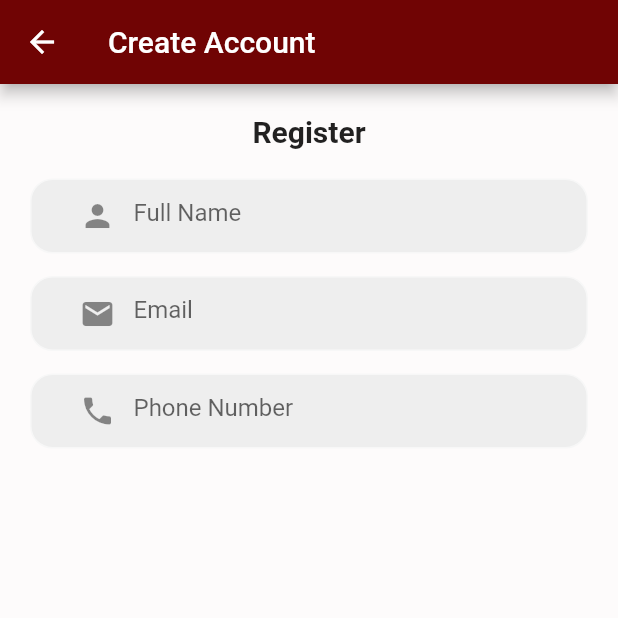
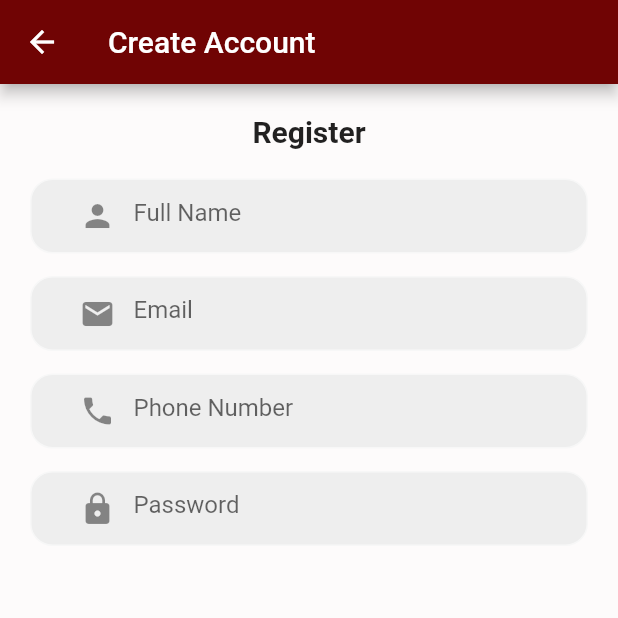
Before and after one commit to MrAnmol08/movielovers, a Flutter app: the screen it shows after launch, on a phone screen of 412 x 824 dp, the top half of it. Run offline on Flutter 3.47's test engine with Material 2 defaults, Android fonts, the phone set to English and light mode, and no system bars; our stand-ins replace google_fonts.

Commit message:
adding password section on register page

```diff
--- a/lib/RegisterPage.dart
+++ b/lib/RegisterPage.dart
@@ -121,6 +121,34 @@
                   )
                 ),
 
+                SizedBox(height: 15),
+
+                Padding(
+                  padding: EdgeInsets.symmetric(horizontal: 20),
+                  child: Container(
+                    decoration: BoxDecoration(
+                      color: (Colors.grey[200]),
+                       border: Border.all(color: const Color.fromARGB(255, 247, 247, 247)),
+                        borderRadius: BorderRadius.circular(15),
+                    ),
+
+                    child: Padding(
+                      padding: EdgeInsets.only(left: 20.0),
+                      child: TextField(
+                       keyboardType: TextInputType.emailAddress,
+                        decoration: InputDecoration(
+                          prefixIcon: Icon(Icons.lock),
+                          border: InputBorder.none,
+                          hintText: 'Password',
+                        ),
+
+                      ),
+                    ),
+                  )
+                ),
+
+
+
 
 
 
```
